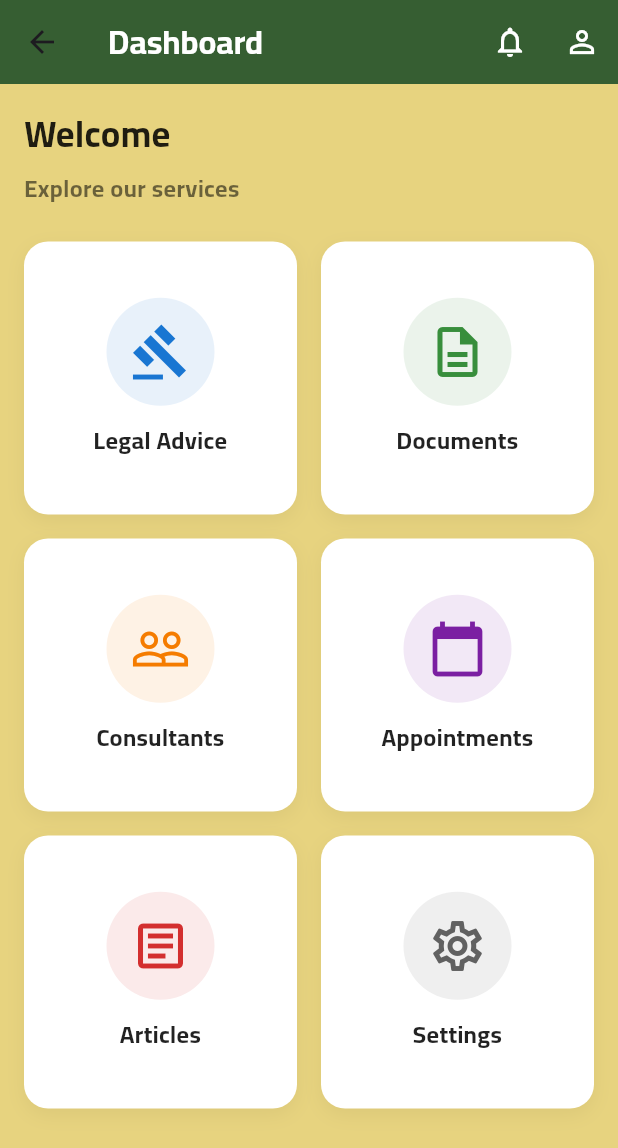
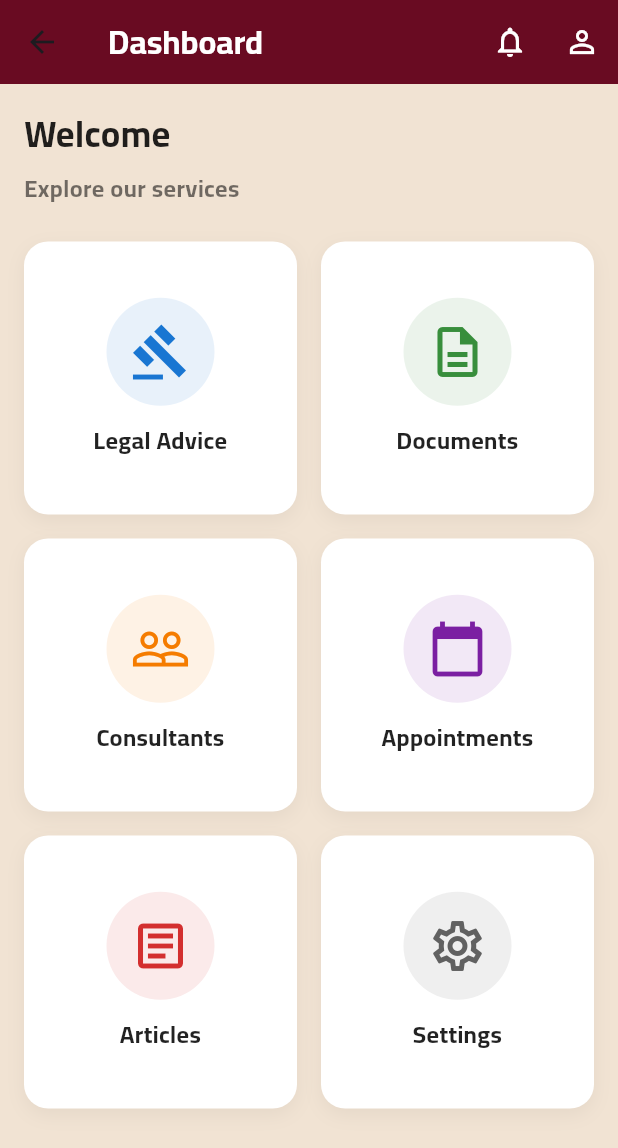
Before and after one commit to MosalahDJ/TradeLaw, a Flutter app: the HomePage screen opened by its route, on a phone screen of 412 x 824 dp. Shown: the top 1148 px of the screen. Run offline on Flutter 3.47's test engine with Material 3 defaults, Android fonts, the light colour scheme and no system bars; our stand-ins replace awesome_dialog, get, shared_preferences; accounts and stored records are empty.

Commit message:
change color palet for light mode

```diff
--- a/lib/core/Utils/constants.dart
+++ b/lib/core/Utils/constants.dart
@@ -1,10 +1,10 @@
 import 'package:flutter/material.dart';
 
 //light theme
-Color kmaincolor = const Color(0xff365E32);
-Color kmaincolor2 = const Color(0xff81A263);
-Color kmaincolor3 = const Color(0xffE7D37F);
-Color kmaincolor4 = const Color(0xFFFD9B63);
+Color kmaincolor = const Color(0xff690B22);
+Color kmaincolor2 = const Color(0xffE07A5F);
+Color kmaincolor3 = const Color(0xffF1E3D3);
+Color kmaincolor4 = const Color(0xFF1B4D3E);
 Color hintcolor = const Color(0xFF776B3F).withValues(alpha: 0.5);
 Color textcolor1 = const Color(0xFF3D3825);
 
```
